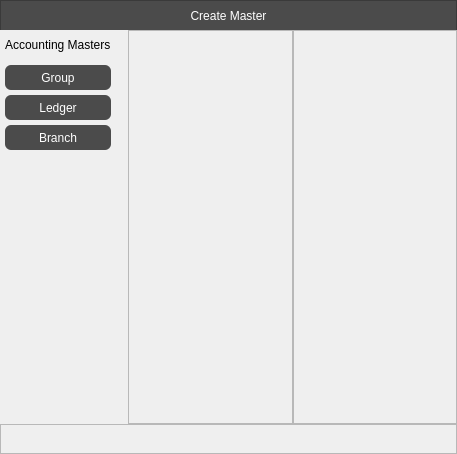
Above: Resources/Ui/CreateMasterList.ui from Darshitjivani/MBAS before the change. Below: the same form after it.
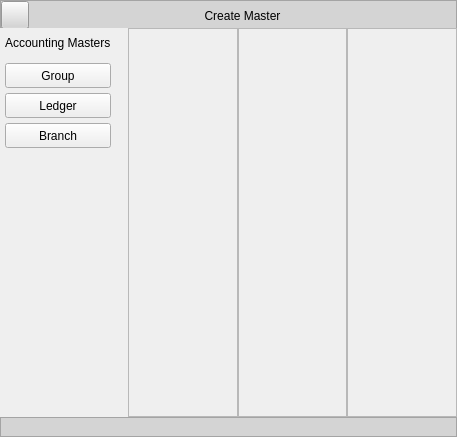
That is the form after the change. Icons and pictures are not drawn.

```diff
--- a/Resources/Ui/CreateMasterList.ui
+++ b/Resources/Ui/CreateMasterList.ui
@@ -7,7 +7,7 @@
     <x>0</x>
     <y>0</y>
     <width>457</width>
-    <height>454</height>
+    <height>437</height>
    </rect>
   </property>
   <property name="windowTitle">
@@ -38,15 +38,13 @@
       <property name="maximumSize">
        <size>
         <width>16777215</width>
-        <height>30</height>
+        <height>28</height>
        </size>
       </property>
       <property name="styleSheet">
-       <string notr="true">background-color: rgb(75,75,75);
-color: rgb(255, 255, 255);
-font: 75 10pt &quot;Sitka Small&quot;;
-
-</string>
+       <string notr="true">background-color: rgb(212, 212, 212);
+font: 63 11pt &quot;Segoe UI Semibold&quot;;
+color:#000000</string>
       </property>
       <property name="frameShape">
        <enum>QFrame::StyledPanel</enum>
@@ -71,6 +69,36 @@
         <number>0</number>
        </property>
        <item row="0" column="0">
+        <widget class="QPushButton" name="pbBack">
+         <property name="minimumSize">
+          <size>
+           <width>28</width>
+           <height>28</height>
+          </size>
+         </property>
+         <property name="maximumSize">
+          <size>
+           <width>28</width>
+           <height>28</height>
+          </size>
+         </property>
+         <property name="styleSheet">
+          <string notr="true">QPushButton::hover{
+
+background-color: #9a9a9a
+
+}</string>
+         </property>
+         <property name="text">
+          <string/>
+         </property>
+         <property name="icon">
+          <iconset resource="../icons/icons.qrc">
+           <normaloff>:/newPrefix/icons/corner-down-left.svg</normaloff>:/newPrefix/icons/corner-down-left.svg</iconset>
+         </property>
+        </widget>
+       </item>
+       <item row="0" column="1">
         <widget class="QLabel" name="lbCreateMaster">
          <property name="minimumSize">
           <size>
@@ -143,6 +171,9 @@
           <property name="bottomMargin">
            <number>0</number>
           </property>
+          <property name="spacing">
+           <number>0</number>
+          </property>
          </layout>
         </widget>
        </item>
@@ -173,6 +204,33 @@
          </layout>
         </widget>
        </item>
+       <item row="0" column="2">
+        <widget class="QFrame" name="fBranch">
+         <property name="frameShape">
+          <enum>QFrame::StyledPanel</enum>
+         </property>
+         <property name="frameShadow">
+          <enum>QFrame::Raised</enum>
+         </property>
+         <layout class="QGridLayout" name="gridLayout_7">
+          <property name="leftMargin">
+           <number>0</number>
+          </property>
+          <property name="topMargin">
+           <number>0</number>
+          </property>
+          <property name="rightMargin">
+           <number>0</number>
+          </property>
+          <property name="bottomMargin">
+           <number>0</number>
+          </property>
+          <property name="verticalSpacing">
+           <number>0</number>
+          </property>
+         </layout>
+        </widget>
+       </item>
       </layout>
      </widget>
     </item>
@@ -181,15 +239,20 @@
       <property name="minimumSize">
        <size>
         <width>0</width>
-        <height>30</height>
+        <height>0</height>
        </size>
       </property>
       <property name="maximumSize">
        <size>
         <width>16777215</width>
-        <height>30</height>
+        <height>20</height>
        </size>
       </property>
+      <property name="styleSheet">
+       <string notr="true">background-color: rgb(212, 212, 212);
+font: 63 11pt &quot;Segoe UI Semibold&quot;;
+color:#000000</string>
+      </property>
       <property name="frameShape">
        <enum>QFrame::StyledPanel</enum>
       </property>
@@ -213,26 +276,7 @@
        </size>
       </property>
       <property name="styleSheet">
-       <string notr="true">QPushButton{
-
-	font: 75 10pt &quot;Sitka Small&quot;;
-border-radius:06px;
-background-color: rgb(75,75,75);
-color: rgb(255, 255, 255);
-
-
-}
-QPushButton:selected {
-  background: #1464A0;
-  color: #19232d;
-}
-
-QLabel{
-	font: 10pt &quot;Sitka Text&quot;;
-}
-
-
-</string>
+       <string notr="true"/>
       </property>
       <layout class="QGridLayout" name="gridLayout_3">
        <property name="leftMargin">
@@ -264,7 +308,7 @@
          <property name="minimumSize">
           <size>
            <width>0</width>
-           <height>0</height>
+           <height>25</height>
           </size>
          </property>
          <property name="maximumSize">
@@ -363,7 +407,7 @@
          <property name="minimumSize">
           <size>
            <width>0</width>
-           <height>0</height>
+           <height>25</height>
           </size>
          </property>
          <property name="maximumSize">
```
